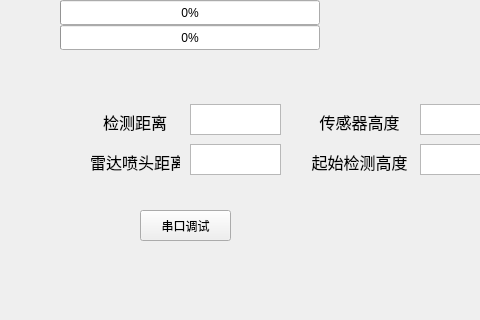
Above: mainwindow.ui from febzy/Qt_UpperComputer before the change; both pictures show x 0 to 480 and y 280 to 600 of the 800 by 600 pixel window. Below: the same form after it.
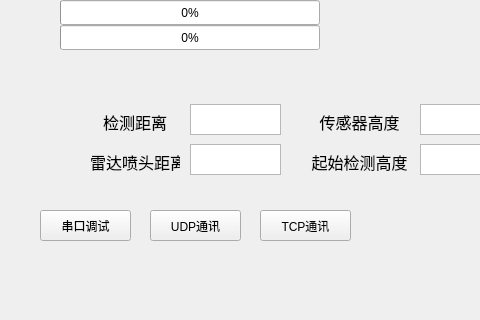
That is the form after the change.

Commit message:
新增tcp通讯协议模块
已经实现了tcp通讯功能，并对界面进行了调整。
后续是否添加LiDAR设置功能再考虑

```diff
--- a/mainwindow.ui
+++ b/mainwindow.ui
@@ -17,7 +17,7 @@
    <widget class="QPushButton" name="pushButton_serialPort">
     <property name="geometry">
      <rect>
-      <x>140</x>
+      <x>40</x>
       <y>490</y>
       <width>91</width>
       <height>31</height>
@@ -917,6 +917,32 @@
      <bool>true</bool>
     </property>
    </widget>
+   <widget class="QPushButton" name="pushButton_UDP">
+    <property name="geometry">
+     <rect>
+      <x>150</x>
+      <y>490</y>
+      <width>91</width>
+      <height>31</height>
+     </rect>
+    </property>
+    <property name="text">
+     <string>UDP通讯</string>
+    </property>
+   </widget>
+   <widget class="QPushButton" name="pushButton_TCP">
+    <property name="geometry">
+     <rect>
+      <x>260</x>
+      <y>490</y>
+      <width>91</width>
+      <height>31</height>
+     </rect>
+    </property>
+    <property name="text">
+     <string>TCP通讯</string>
+    </property>
+   </widget>
   </widget>
   <widget class="QMenuBar" name="menubar">
    <property name="geometry">
```
The commit also changes 7 other files.
